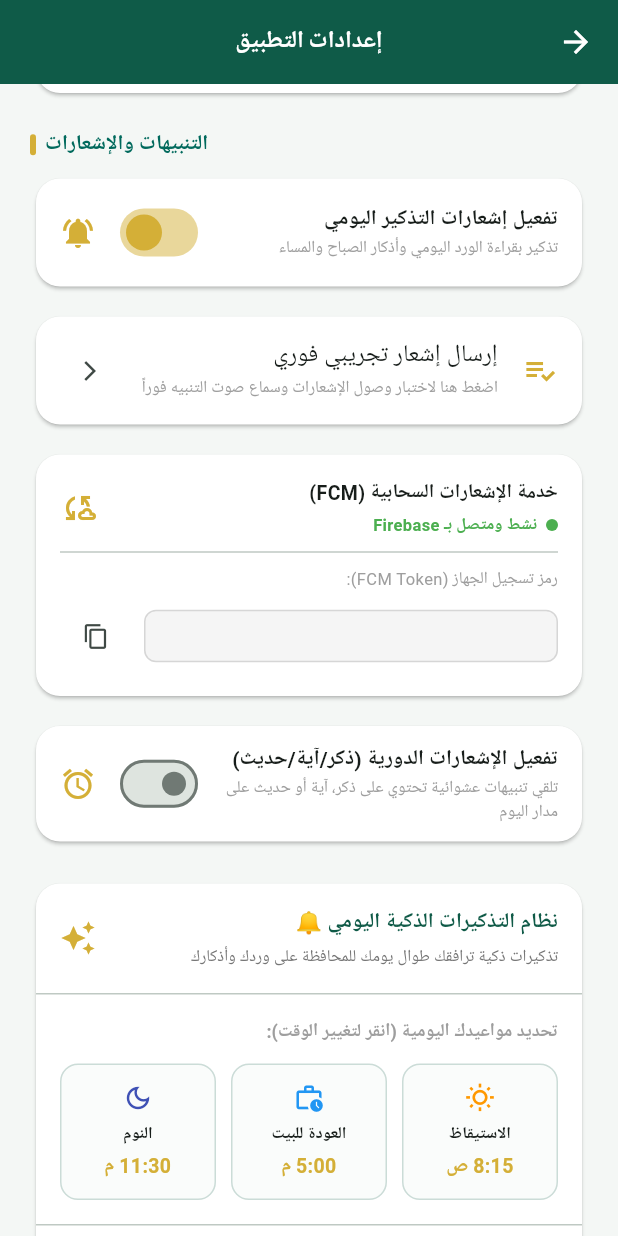
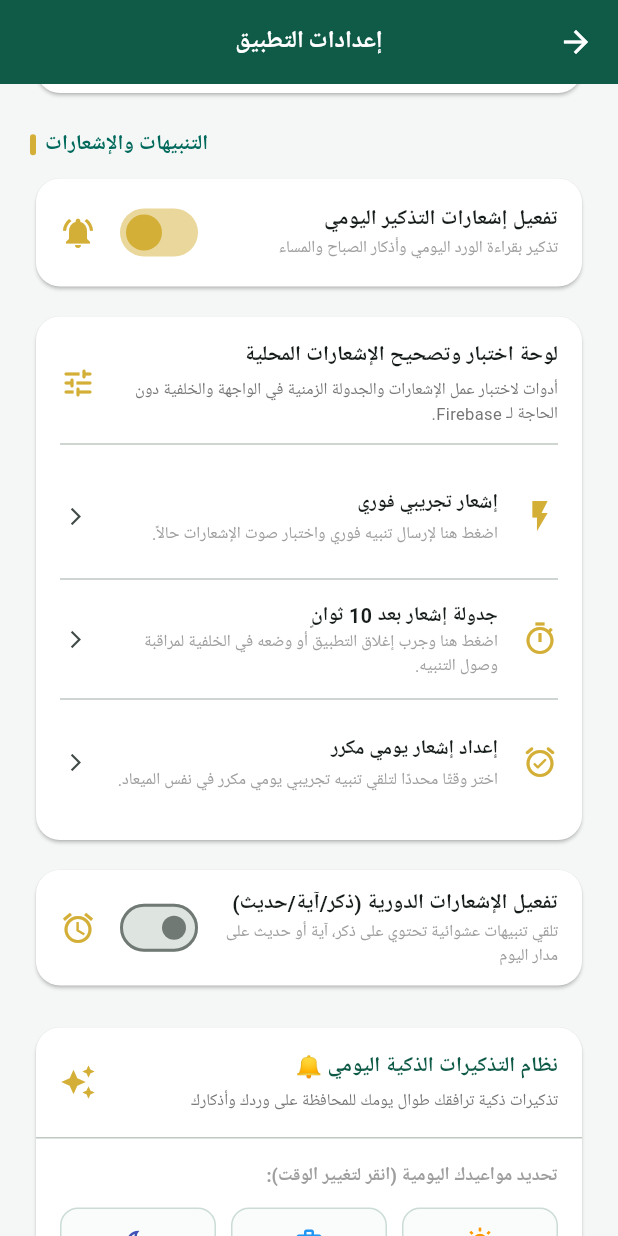
Before and after one commit to mohamed-elsalamony/rafiq-quran, a Flutter app: the SettingsScreen screen opened by its route, scrolled down 576 dp, on a phone screen of 412 x 824 dp. Run offline on Flutter 3.47's test engine with Material 3 defaults, Android fonts, the light colour scheme and no system bars; our stand-ins replace adhan, audioplayers, flutter_compass, flutter_local_notifications, flutter_timezone, geolocator and 4 more; missing offline and left inert: home_widget, quran, workmanager; accounts and stored records are empty; Roboto replaces fonts that are missing (Amiri).

Commit message:
refactor: remove Firebase and FCM dependencies, add local notifications test and debug panel

```diff
--- a/lib/core/services/fcm_service.dart
+++ /dev/null
@@ -1,94 +0,0 @@
-import 'package:firebase_core/firebase_core.dart';
-import 'package:firebase_messaging/firebase_messaging.dart';
-import 'package:flutter/foundation.dart';
-import 'notification_service.dart';
-
-@pragma('vm:entry-point')
-Future<void> _firebaseMessagingBackgroundHandler(RemoteMessage message) async {
-  // If you do not initialize Firebase in the background handler, some Firebase services might fail.
-  // But since we are keeping it simple, we just log the message.
-  debugPrint("Handling a background message: ${message.messageId}");
-  if (message.notification != null) {
-    debugPrint("Background Notification Title: ${message.notification!.title}");
-    debugPrint("Background Notification Body: ${message.notification!.body}");
-  }
-}
-
-class FcmService {
-  static final FcmService _instance = FcmService._internal();
-  factory FcmService() => _instance;
-  FcmService._internal();
-
-  bool _initialized = false;
-  String? _fcmToken;
-
-  bool get isInitialized => _initialized;
-  String? get fcmToken => _fcmToken;
-
-  Future<void> init() async {
-    if (_initialized) return;
-
-    try {
-      // Check if Firebase is initialized first
-      if (Firebase.apps.isEmpty) {
-        debugPrint("Firebase has not been initialized. Skipping FCM initialization.");
-        return;
-      }
-
-      final messaging = FirebaseMessaging.instance;
-
-      // 1. Request notification permissions (for iOS and Android 13+)
-      NotificationSettings settings = await messaging.requestPermission(
-        alert: true,
-        announcement: false,
-        badge: true,
-        carPlay: false,
-        criticalAlert: false,
-        provisional: false,
-        sound: true,
-      );
-
-      debugPrint('FCM User granted permission: ${settings.authorizationStatus}');
-
-      // 2. Set background message handler
-      FirebaseMessaging.onBackgroundMessage(_firebaseMessagingBackgroundHandler);
-
-      // 3. Listen to foreground messages and show local notification
-      FirebaseMessaging.onMessage.listen((RemoteMessage message) {
-        debugPrint('Got a message in the foreground!');
-        debugPrint('Message data: ${message.data}');
-
-        if (message.notification != null) {
-          debugPrint('Message also contained a notification: ${message.notification}');
-
-          final notification = message.notification!;
-          // Use our local notification service to display the notification
-          NotificationService().showInstantNotification(
-            id: notification.hashCode,
-            title: notification.title ?? 'تنبيه جديد',
-            body: notification.body ?? '',
-            payload: 'fcm_payload',
-          );
-        }
-      });
-
-      // 4. Retrieve FCM Token
-      try {
-        _fcmToken = await messaging.getToken();
-        debugPrint('FCM Token: $_fcmToken');
-      } catch (e) {
-        debugPrint('Error getting FCM Token: $e');
-      }
-
-      // 5. Setup token refresh listener
-      messaging.onTokenRefresh.listen((newToken) {
-        _fcmToken = newToken;
-        debugPrint('FCM Token Refreshed: $_fcmToken');
-      });
-
-      _initialized = true;
-    } catch (e) {
-      debugPrint("Error initializing FCM: $e");
-    }
-  }
-}
--- a/lib/core/services/prophet_blessing_service.dart
+++ b/lib/core/services/prophet_blessing_service.dart
@@ -14,7 +14,6 @@ class ProphetBlessingService extends ChangeNotifier {
 
   int get personalCount => _personalCount;
   int get globalCount => _globalCount;
-  bool get isUsingFirebase => false;
 
   ProphetBlessingService() {
     _init();
--- a/lib/features/settings/presentation/settings_screen.dart
+++ b/lib/features/settings/presentation/settings_screen.dart
@@ -5,7 +5,6 @@ import 'package:google_fonts/google_fonts.dart';
 import 'package:geolocator/geolocator.dart';
 import '../../../core/services/app_state.dart';
 import '../../../core/services/notification_service.dart';
-import '../../../core/services/fcm_service.dart';
 
 class SettingsScreen extends StatefulWidget {
   const SettingsScreen({super.key});
@@ -520,64 +519,6 @@ class _SettingsScreenState extends State<SettingsScreen> with WidgetsBindingObse
               shape: RoundedRectangleBorder(
                   borderRadius: BorderRadius.circular(16)),
               color: isDark ? const Color(0xFF1E1E1E) : Colors.white,
-              child: ListTile(
-                leading: Icon(Icons.playlist_add_check, color: accentColor),
-                title: const Text('إرسال إشعار تجريبي فوري',
-                    textAlign: TextAlign.right),
-                subtitle: const Text(
-                  'اضغط هنا لاختبار وصول الإشعارات وسماع صوت التنبيه فوراً',
-                  textAlign: TextAlign.right,
-                  style: TextStyle(fontSize: 11, color: Colors.grey),
-                ),
-                trailing: const Icon(Icons.arrow_back_ios, size: 16),
-                onTap: () async {
-                  try {
-                    // Check if system notifications are allowed first
-                    final allowed = await NotificationService().areNotificationsEnabled();
-                    if (!allowed) {
-                      throw Exception("صلاحية الإشعارات معطلة في النظام. يرجى تفعيلها أولاً.");
-                    }
-
-                    // Show notification instantly (0 seconds delay)
-                    await NotificationService().showInstantNotification(
-                      id: 888,
-                      title: '🔔 إشعار تجريبي فوري من رفيق القرآن',
-                      body:
-                          'رائع! خدمة التنبيهات والأصوات تعمل بشكل صحيح وسليم على جهازك 🕌',
-                    );
-
-                    if (context.mounted) {
-                      ScaffoldMessenger.of(context).showSnackBar(
-                        const SnackBar(
-                          content: Text(
-                              'تم إرسال إشعار تجريبي فوري بنجاح!',
-                              textAlign: TextAlign.right),
-                          backgroundColor: Colors.teal,
-                        ),
-                      );
-                    }
-                  } catch (e) {
-                    if (context.mounted) {
-                      final msg = e.toString().replaceAll('Exception:', '').trim();
-                      ScaffoldMessenger.of(context).showSnackBar(
-                        SnackBar(
-                          content: Text('فشل إرسال الإشعار التجريبي: $msg',
-                              textAlign: TextAlign.right),
-                          backgroundColor: Colors.red.shade900,
-                        ),
-                      );
-                    }
-                  }
-                },
-              ),
-            ),
-            const SizedBox(height: 12),
-
-            // FCM Token & Status Card
-            Card(
-              shape: RoundedRectangleBorder(
-                  borderRadius: BorderRadius.circular(16)),
-              color: isDark ? const Color(0xFF1E1E1E) : Colors.white,
               child: Padding(
                 padding: const EdgeInsets.all(16.0),
                 child: Column(
@@ -590,87 +531,156 @@ class _SettingsScreenState extends State<SettingsScreen> with WidgetsBindingObse
                             crossAxisAlignment: CrossAxisAlignment.start,
                             children: [
                               const Text(
-                                'خدمة الإشعارات السحابية (FCM)',
+                                'لوحة اختبار وتصحيح الإشعارات المحلية',
                                 style: TextStyle(
-                                    fontWeight: FontWeight.bold, fontSize: 13),
+                                    fontWeight: FontWeight.bold, fontSize: 14),
                               ),
                               const SizedBox(height: 4),
-                              Row(
-                                children: [
-                                  Container(
-                                    width: 8,
-                                    height: 8,
-                                    decoration: BoxDecoration(
-                                      shape: BoxShape.circle,
-                                      color: FcmService().isInitialized
-                                          ? Colors.green
-                                          : Colors.grey,
-                                    ),
-                                  ),
-                                  const SizedBox(width: 6),
-                                  Text(
-                                    FcmService().isInitialized
-                                        ? 'نشط ومتصل بـ Firebase'
-                                        : 'غير نشط (لم يتم تهيئة Firebase)',
-                                    style: TextStyle(
-                                      fontSize: 11,
-                                      color: FcmService().isInitialized
-                                          ? Colors.green
-                                          : Colors.grey,
-                                      fontWeight: FontWeight.bold,
-                                    ),
-                                  ),
-                                ],
+                              Text(
+                                'أدوات لاختبار عمل الإشعارات والجدولة الزمنية في الواجهة والخلفية دون الحاجة لـ Firebase.',
+                                style: TextStyle(
+                                    fontSize: 11,
+                                    color: isDark ? Colors.grey[400] : Colors.grey[600]),
                               ),
                             ],
                           ),
                         ),
-                        Icon(Icons.cloud_sync_outlined, color: accentColor),
+                        Icon(Icons.tune_rounded, color: accentColor),
                       ],
                     ),
-                    if (FcmService().isInitialized && FcmService().fcmToken != null) ...[
-                      const Divider(height: 20),
-                      const Text(
-                        'رمز تسجيل الجهاز (FCM Token):',
-                        style: TextStyle(fontSize: 11, color: Colors.grey),
-                      ),
-                      const SizedBox(height: 6),
-                      Row(
-                        children: [
-                          Expanded(
-                            child: Container(
-                              padding: const EdgeInsets.symmetric(horizontal: 10, vertical: 8),
-                              decoration: BoxDecoration(
-                                color: isDark ? Colors.black26 : Colors.grey[100],
-                                borderRadius: BorderRadius.circular(8),
-                                border: Border.all(color: isDark ? Colors.grey[800]! : Colors.grey[350]!),
+                    const Divider(height: 24),
+
+                    // 1. Instant Test Notification Button
+                    ListTile(
+                      contentPadding: EdgeInsets.zero,
+                      leading: Icon(Icons.flash_on, color: accentColor),
+                      title: const Text('إشعار تجريبي فوري', style: TextStyle(fontSize: 13, fontWeight: FontWeight.bold)),
+                      subtitle: const Text('اضغط هنا لإرسال تنبيه فوري واختبار صوت الإشعارات حالاً.', style: TextStyle(fontSize: 11, color: Colors.grey)),
+                      trailing: const Icon(Icons.arrow_back_ios, size: 14),
+                      onTap: () async {
+                        try {
+                          final allowed = await NotificationService().areNotificationsEnabled();
+                          if (!allowed) {
+                            throw Exception("صلاحية الإشعارات معطلة في النظام. يرجى تفعيلها أولاً.");
+                          }
+                          await NotificationService().showInstantNotification(
+                            id: 888,
+                            title: '🔔 إشعار تجريبي فوري من رفيق القرآن',
+                            body: 'رائع! خدمة التنبيهات والأصوات تعمل بشكل صحيح وسليم على جهازك 🕌',
+                          );
+                          if (context.mounted) {
+                            ScaffoldMessenger.of(context).showSnackBar(
+                              const SnackBar(
+                                content: Text('تم إرسال إشعار تجريبي فوري بنجاح!', textAlign: TextAlign.right),
+                                backgroundColor: Colors.teal,
                               ),
-                              child: SelectableText(
-                                FcmService().fcmToken!,
-                                style: const TextStyle(
-                                  fontSize: 10,
-                                  fontFamily: 'monospace',
-                                ),
-                                maxLines: 1,
+                            );
+                          }
+                        } catch (e) {
+                          if (context.mounted) {
+                            final msg = e.toString().replaceAll('Exception:', '').trim();
+                            ScaffoldMessenger.of(context).showSnackBar(
+                              SnackBar(
+                                content: Text('فشل إرسال الإشعار: $msg', textAlign: TextAlign.right),
+                                backgroundColor: Colors.red.shade900,
                               ),
-                            ),
-                          ),
-                          const SizedBox(width: 8),
-                          IconButton(
-                            icon: const Icon(Icons.copy, size: 18),
-                            onPressed: () {
-                              Clipboard.setData(ClipboardData(text: FcmService().fcmToken!));
+                            );
+                          }
+                        }
+                      },
+                    ),
+                    const Divider(height: 12),
+
+                    // 2. Scheduled Test Notification Button
+                    ListTile(
+                      contentPadding: EdgeInsets.zero,
+                      leading: Icon(Icons.timer_outlined, color: accentColor),
+                      title: const Text('جدولة إشعار بعد 10 ثوانٍ', style: TextStyle(fontSize: 13, fontWeight: FontWeight.bold)),
+                      subtitle: const Text('اضغط هنا وجرب إغلاق التطبيق أو وضعه في الخلفية لمراقبة وصول التنبيه.', style: TextStyle(fontSize: 11, color: Colors.grey)),
+                      trailing: const Icon(Icons.arrow_back_ios, size: 14),
+                      onTap: () async {
+                        try {
+                          final allowed = await NotificationService().areNotificationsEnabled();
+                          if (!allowed) {
+                            throw Exception("صلاحية الإشعارات معطلة في النظام. يرجى تفعيلها أولاً.");
+                          }
+                          final scheduledTime = DateTime.now().add(const Duration(seconds: 10));
+                          await NotificationService().scheduleNotification(
+                            id: 889,
+                            title: '⏱️ تنبيه مجدول بعد 10 ثوانٍ',
+                            body: 'رائع! الإشعار المجدول يعمل بنجاح في الخلفية وعلى قنوات أندرويد 12/13/14 🌿',
+                            scheduledDate: scheduledTime,
+                          );
+                          if (context.mounted) {
+                            ScaffoldMessenger.of(context).showSnackBar(
+                              const SnackBar(
+                                content: Text('تمت الجدولة بنجاح! سيصلك التنبيه بعد 10 ثوانٍ.', textAlign: TextAlign.right),
+                                backgroundColor: Colors.teal,
+                              ),
+                            );
+                          }
+                        } catch (e) {
+                          if (context.mounted) {
+                            final msg = e.toString().replaceAll('Exception:', '').trim();
+                            ScaffoldMessenger.of(context).showSnackBar(
+                              SnackBar(
+                                content: Text('فشل جدولة الإشعار: $msg', textAlign: TextAlign.right),
+                                backgroundColor: Colors.red.shade900,
+                              ),
+                            );
+                          }
+                        }
+                      },
+                    ),
+                    const Divider(height: 12),
+
+                    // 3. Daily Repeating Notification Button
+                    ListTile(
+                      contentPadding: EdgeInsets.zero,
+                      leading: Icon(Icons.alarm_on_rounded, color: accentColor),
+                      title: const Text('إعداد إشعار يومي مكرر', style: TextStyle(fontSize: 13, fontWeight: FontWeight.bold)),
+                      subtitle: const Text('اختر وقتًا محددًا لتلقي تنبيه تجريبي يومي مكرر في نفس الميعاد.', style: TextStyle(fontSize: 11, color: Colors.grey)),
+                      trailing: const Icon(Icons.arrow_back_ios, size: 14),
+                      onTap: () async {
+                        try {
+                          final allowed = await NotificationService().areNotificationsEnabled();
+                          if (!allowed) {
+                            throw Exception("صلاحية الإشعارات معطلة في النظام. يرجى تفعيلها أولاً.");
+                          }
+                          final TimeOfDay? selectedTime = await showTimePicker(
+                            context: context,
+                            initialTime: TimeOfDay.now(),
+                          );
+                          if (selectedTime != null) {
+                            await NotificationService().scheduleDailyTestNotification(
+                              id: 890,
+                              title: '⏰ تنبيه يومي مكرر',
+                              body: 'هذا التنبيه المجدول المكرر يعمل بشكل دوري حسب توقيتك المختار 🕌',
+                              time: selectedTime,
+                            );
+                            if (context.mounted) {
+                              final formattedTime = '${selectedTime.hour.toString().padLeft(2, '0')}:${selectedTime.minute.toString().padLeft(2, '0')}';
                               ScaffoldMessenger.of(context).showSnackBar(
-                                const SnackBar(
-                                  content: Text('تم نسخ رمز FCM Token للحافظة بنجاح', textAlign: TextAlign.right),
+                                SnackBar(
+                                  content: Text('تم إعداد التنبيه اليومي بنجاح في تمام الساعة $formattedTime!', textAlign: TextAlign.right),
                                   backgroundColor: Colors.teal,
                                 ),
                               );
-                            },
-                          ),
-                        ],
-                      ),
-                    ],
+                            }
+                          }
+                        } catch (e) {
+                          if (context.mounted) {
+                            final msg = e.toString().replaceAll('Exception:', '').trim();
+                            ScaffoldMessenger.of(context).showSnackBar(
+                              SnackBar(
+                                content: Text('فشل إعداد التنبيه اليومي: $msg', textAlign: TextAlign.right),
+                                backgroundColor: Colors.red.shade900,
+                              ),
+                            );
+                          }
+                        }
+                      },
+                    ),
                   ],
                 ),
               ),
--- a/pubspec.yaml
+++ b/pubspec.yaml
@@ -52,8 +52,6 @@ dependencies:
   timezone: any
   flutter_timezone: ^5.1.0
   home_widget: ^0.9.3
-  firebase_core: ^2.31.1
-  firebase_messaging: ^14.9.4
 
 dev_dependencies:
   flutter_test:
```
Also changed, not shown: lib/core/services/notification_service.dart (+71 -0 lines), lib/features/home/presentation/prophet_blessing_screen.dart (+3 -10 lines), lib/main.dart (+0 -11 lines), pubspec.lock, 3 other files.
